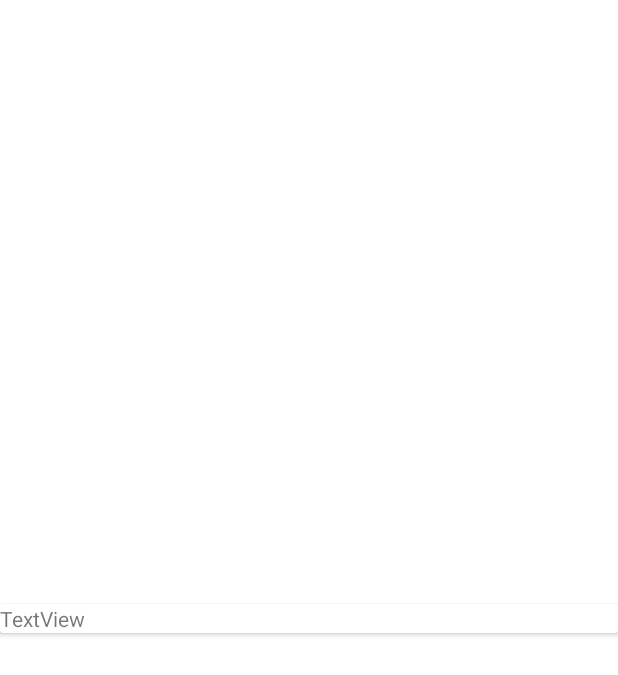
After one commit to ndi1/ShoppingListApp, an Android app: the layout food_row.xml on its own in the app's theme, with its tools: preview values and no code run, on a phone screen of 412 x 824 dp. The commit adds this screen. Shown: the top 675 px of the screen. Run offline under Robolectric (Android 15) with nearby library versions, the phone set to English and light mode, and no system bars.

Commit message:
Added food recyclerview

```diff
--- a/app/src/main/AndroidManifest.xml
+++ b/app/src/main/AndroidManifest.xml
@@ -9,6 +9,9 @@
         android:roundIcon="@mipmap/ic_launcher_round"
         android:supportsRtl="true"
         android:theme="@style/Theme.ShoppingListGenerator">
+        <activity
+            android:name=".foodSearchActivity"
+            android:exported="false" />
         <activity
             android:name=".addToDayActivity"
             android:exported="false" />
--- a/app/src/main/java/com/example/shoppinglistgenerator/MainActivity.java
+++ b/app/src/main/java/com/example/shoppinglistgenerator/MainActivity.java
@@ -107,7 +107,7 @@ public class MainActivity extends AppCompatActivity {
 
     //Method to open list activity
     public void openAddToDayActivity(){
-        Intent intent = new Intent(this, addToDayActivity.class);
+        Intent intent = new Intent(this, foodSearchActivity.class);
         startActivity(intent);
     }
 }
--- a/app/src/main/res/layout/activity_main.xml
+++ b/app/src/main/res/layout/activity_main.xml
@@ -12,7 +12,7 @@
         android:name="com.example.shoppinglistgenerator.mainCalendarFragment"
         android:layout_width="match_parent"
         android:layout_height="0dp"
-        android:layout_margin="20dp"
+        android:layout_margin="10dp"
         app:layout_constraintBottom_toTopOf="@+id/mainFragmentDailyRecipes"
         app:layout_constraintTop_toTopOf="parent"
         tools:layout_editor_absoluteX="20dp" />
@@ -22,7 +22,7 @@
         android:name="com.example.shoppinglistgenerator.mainFragmentDailyRecipes"
         android:layout_width="match_parent"
         android:layout_height="0dp"
-        android:layout_margin="20dp"
+        android:layout_margin="10dp"
         app:layout_constraintBottom_toTopOf="@+id/addFoodItemButton"
         app:layout_constraintTop_toBottomOf="@id/mainCalendarFragment"
         tools:layout_editor_absoluteX="20dp" />
--- /dev/null
+++ b/app/src/main/res/layout/food_row.xml
@@ -0,0 +1,30 @@
+<?xml version="1.0" encoding="utf-8"?>
+<androidx.constraintlayout.widget.ConstraintLayout xmlns:android="http://schemas.android.com/apk/res/android"
+    xmlns:app="http://schemas.android.com/apk/res-auto"
+    xmlns:tools="http://schemas.android.com/tools"
+    android:layout_width="match_parent"
+    android:layout_height="match_parent">
+
+    <androidx.cardview.widget.CardView
+        android:layout_width="match_parent"
+        android:layout_height="wrap_content"
+        app:layout_constraintBottom_toBottomOf="parent"
+        app:layout_constraintEnd_toEndOf="parent"
+        app:layout_constraintStart_toStartOf="parent"
+        app:layout_constraintTop_toTopOf="parent">
+
+        <androidx.constraintlayout.widget.ConstraintLayout
+            android:layout_width="match_parent"
+            android:layout_height="match_parent">
+
+            <TextView
+                android:id="@+id/foodName"
+                android:layout_width="match_parent"
+                android:layout_height="wrap_content"
+                android:text="TextView"
+                app:layout_constraintEnd_toEndOf="parent"
+                app:layout_constraintStart_toStartOf="parent"
+                app:layout_constraintTop_toTopOf="parent" />
+        </androidx.constraintlayout.widget.ConstraintLayout>
+    </androidx.cardview.widget.CardView>
+</androidx.constraintlayout.widget.ConstraintLayout>
--- a/app/src/main/res/layout/fragment_main_calendar.xml
+++ b/app/src/main/res/layout/fragment_main_calendar.xml
@@ -11,6 +11,7 @@
         android:layout_width="match_parent"
         android:layout_height="match_parent"
         app:layout_constraintEnd_toEndOf="parent"
+        app:layout_constraintHorizontal_bias="0.0"
         app:layout_constraintStart_toStartOf="parent"
         app:layout_constraintTop_toTopOf="parent" />
 
```
Also changed, not shown: app/src/main/java/com/example/shoppinglistgenerator/DatabaseHelper.java (+41 -1 lines), app/src/main/java/com/example/shoppinglistgenerator/Food.java (added, +88 -0 lines), app/src/main/java/com/example/shoppinglistgenerator/FoodRecyclerAdapter.java (added, +54 -0 lines), app/src/main/java/com/example/shoppinglistgenerator/addFoodActivity.java (+10 -2 lines), app/src/main/java/com/example/shoppinglistgenerator/foodSearchActivity.java (added, +14 -0 lines), app/src/main/java/com/example/shoppinglistgenerator/searchFoodListFragment.java (added, +68 -0 lines), app/src/main/res/layout/activity_food_search.xml (added, +31 -0 lines), app/src/main/res/layout/fragment_search_food_list.xml (added, +15 -0 lines).
